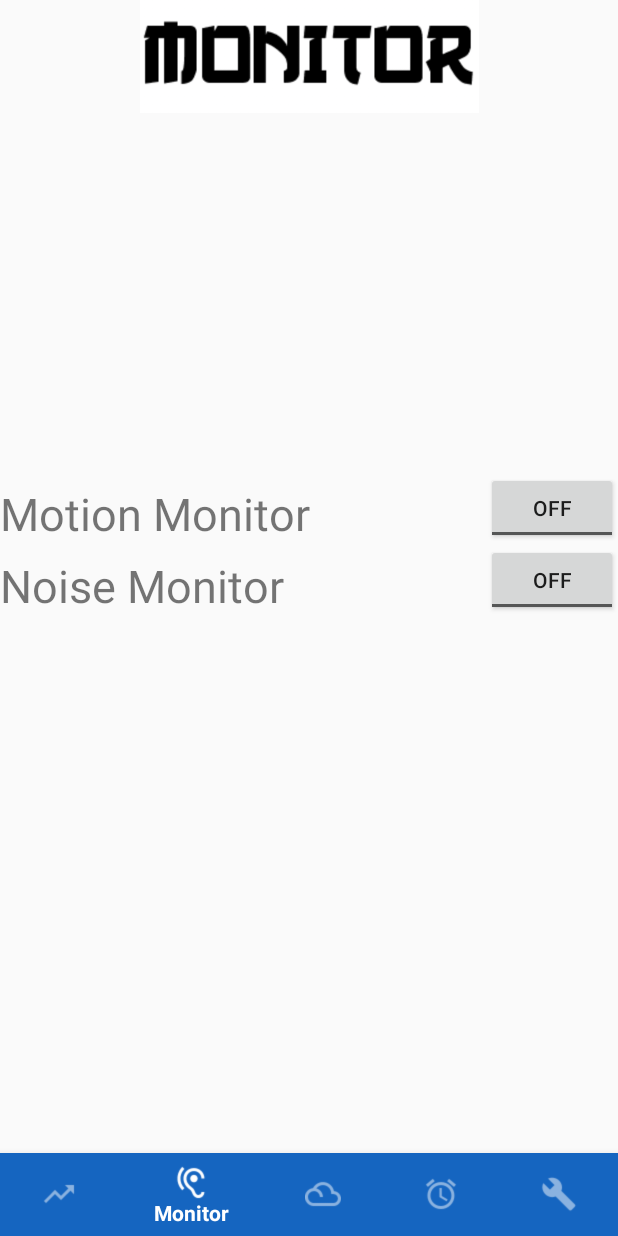
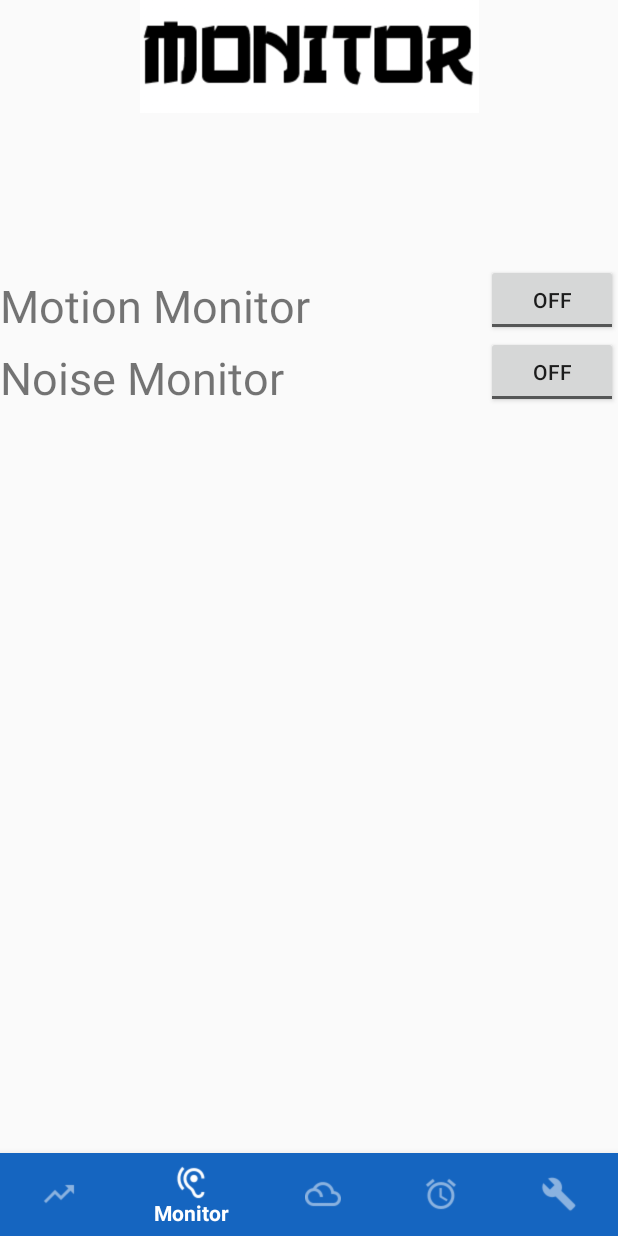
Before and after one commit to bryanlopezrr/Onsen, an Android app: the MonitorActivity screen opened directly, with no data from a screen before it, on a phone screen of 412 x 824 dp. Run offline under Robolectric (Android 15) with nearby library versions, the phone set to English and light mode, and no system bars; 1 statement that could not run was skipped.

Commit message:
comments and fixing layout

```diff
--- a/app/src/main/res/layout/activity_monitor.xml
+++ b/app/src/main/res/layout/activity_monitor.xml
@@ -7,7 +7,13 @@
 
     <RelativeLayout
         android:layout_width="match_parent"
-        android:layout_height="677dp">
+        android:layout_height="400dp">
+
+         <!-- COMMENT ON RelativeLayout
+            I had to keep this 400dp ^ because it pushes the
+            navigation bar outside of the phone pane
+         If you make it bigger
+         !-->
 
         <ImageView
             android:layout_width="wrap_content"
```
